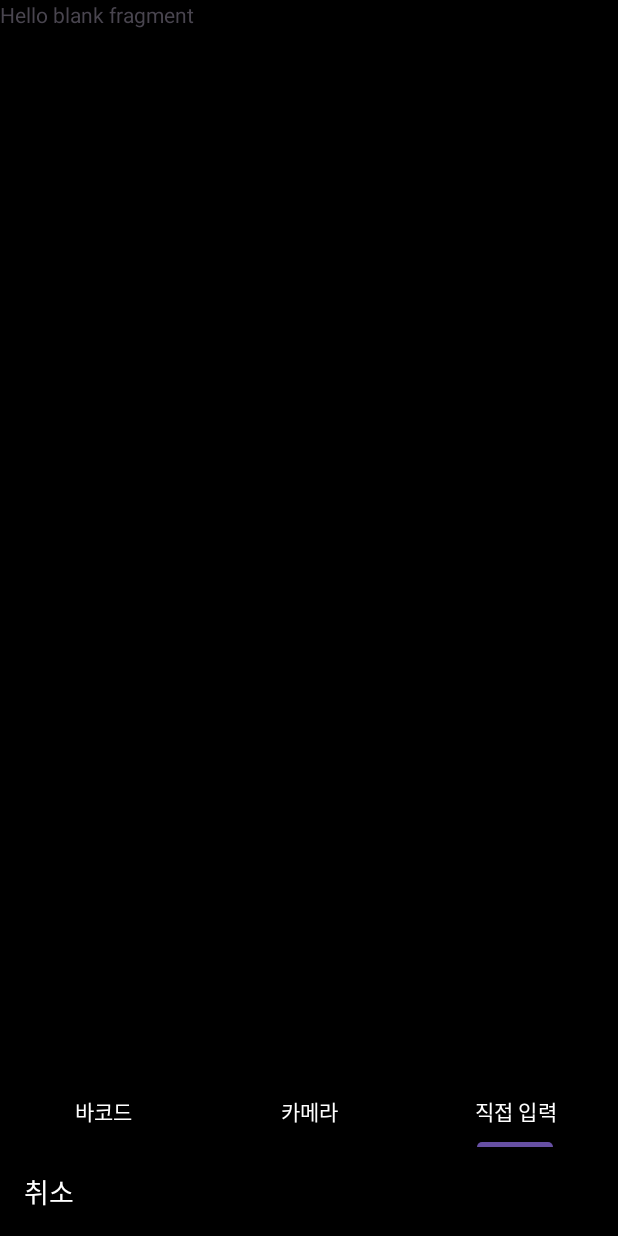
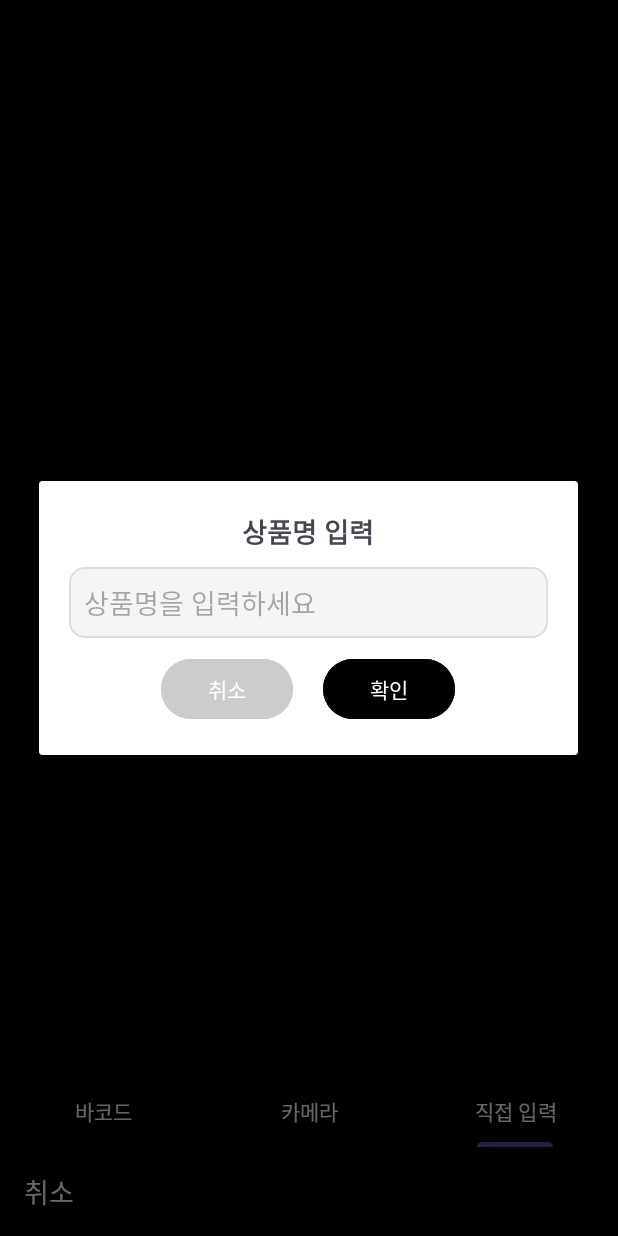
Before and after one commit to JHTek/capstone-2025-MyFridge, an Android app: the BarcodeFragment screen opened directly, with no data from a screen before it, item 3 of the bottom bar chosen, on a phone screen of 412 x 824 dp. Run offline under Robolectric (Android 15) with nearby library versions, the phone set to English and light mode, and no system bars.

Commit message:
직접입력 추가

```diff
--- a/app/src/main/java/com/example/refrigeratormanager/BarcodeFragment.kt
+++ b/app/src/main/java/com/example/refrigeratormanager/BarcodeFragment.kt
@@ -1,59 +1,30 @@
 package com.example.refrigeratormanager
 
 import android.os.Bundle
-import androidx.fragment.app.Fragment
 import android.view.LayoutInflater
+import android.view.SurfaceHolder
+import android.view.SurfaceView
 import android.view.View
 import android.view.ViewGroup
+import androidx.fragment.app.Fragment
+import com.example.refrigeratormanager.databinding.FragmentBarcodeBinding
 
-// TODO: Rename parameter arguments, choose names that match
-// the fragment initialization parameters, e.g. ARG_ITEM_NUMBER
-private const val ARG_PARAM1 = "param1"
-private const val ARG_PARAM2 = "param2"
+class BarcodeFragment : Fragment() {
+    private lateinit var binding: FragmentBarcodeBinding
 
-/**
- * A simple [Fragment] subclass.
- * Use the [BarcodeFragment.newInstance] factory method to
- * create an instance of this fragment.
- */
-class BarcodeFragment : Fragment() {
-    // TODO: Rename and change types of parameters
-    private var param1: String? = null
-    private var param2: String? = null
+    override fun onCreateView(inflater: LayoutInflater, container: ViewGroup?, savedInstanceState: Bundle?): View {
+        binding = FragmentBarcodeBinding.inflate(inflater, container, false)
 
-    override fun onCreate(savedInstanceState: Bundle?) {
-        super.onCreate(savedInstanceState)
-        arguments?.let {
-            param1 = it.getString(ARG_PARAM1)
-            param2 = it.getString(ARG_PARAM2)
-        }
-    }
+        // 카메라 미리보기만 표시
+        val surfaceView: SurfaceView = binding.cameraPreview
+        surfaceView.holder.addCallback(object : SurfaceHolder.Callback {
+            override fun surfaceCreated(holder: SurfaceHolder) {
+                // 카메라 미리보기 로직
+            }
 
-    override fun onCreateView(
-        inflater: LayoutInflater, container: ViewGroup?,
-        savedInstanceState: Bundle?
-    ): View? {
-        // Inflate the layout for this fragment
-        return inflater.inflate(R.layout.fragment_barcode, container, false)
-    }
-
-    companion object {
-        /**
-         * Use this factory method to create a new instance of
-         * this fragment using the provided parameters.
-         *
-         * @param param1 Parameter 1.
-         * @param param2 Parameter 2.
-         * @return A new instance of fragment BarcodeFragment.
-         */
-        // TODO: Rename and change types and number of parameters
-        @JvmStatic
-        fun newInstance(param1: String, param2: String) =
-            BarcodeFragment().apply {
-                arguments = Bundle().apply {
-                    putString(ARG_PARAM1, param1)
-                    putString(ARG_PARAM2, param2)
-                }
-            }
+            override fun surfaceChanged(holder: SurfaceHolder, format: Int, width: Int, height: Int) {}
+            override fun surfaceDestroyed(holder: SurfaceHolder) {}
+        })
+        return binding.root
     }
 }
--- a/app/src/main/java/com/example/refrigeratormanager/CameraActivity.kt
+++ b/app/src/main/java/com/example/refrigeratormanager/CameraActivity.kt
@@ -6,25 +6,26 @@ import android.widget.TextView
 import androidx.activity.enableEdgeToEdge
 import androidx.appcompat.app.AppCompatActivity
 import androidx.viewpager2.widget.ViewPager2
+import com.example.refrigeratormanager.databinding.ActivityCameraBinding
 import com.google.android.material.tabs.TabLayout
 import com.google.android.material.tabs.TabLayoutMediator
 
-class CameraActivity : AppCompatActivity() {
+class CameraActivity : AppCompatActivity(), ManualInputFragment.ManualInputListener {
+
+    private lateinit var binding: ActivityCameraBinding
+    private var lastSelectedTab: Int = -1 // 마지막으로 선택된 탭 위치 저장
+
     override fun onCreate(savedInstanceState: Bundle?) {
         super.onCreate(savedInstanceState)
-        enableEdgeToEdge() // Edge-to-Edge 설정 추가
-        window.decorView.setBackgroundColor(Color.BLACK) // 배경 검정
-        setContentView(R.layout.activity_camera)
+        binding = ActivityCameraBinding.inflate(layoutInflater)
+        setContentView(binding.root)
 
-        val viewPager = findViewById<ViewPager2>(R.id.viewPager)
-        val tabLayout = findViewById<TabLayout>(R.id.tabLayout)
-        val cancelButton = findViewById<TextView>(R.id.tvCancel)
+        // ViewPager2 설정
+        val adapter = CameraPagerAdapter(this)
+        binding.viewPager.adapter = adapter
 
-        val adapter = CameraPagerAdapter(this)
-        viewPager.adapter = adapter
-
-        // TabLayout 연결
-        TabLayoutMediator(tabLayout, viewPager) { tab, position ->
+        // TabLayout과 ViewPager 연결
+        TabLayoutMediator(binding.tabLayout, binding.viewPager) { tab, position ->
             tab.text = when (position) {
                 0 -> "바코드"
                 1 -> "카메라"
@@ -33,9 +34,44 @@ class CameraActivity : AppCompatActivity() {
             }
         }.attach()
 
-        // 취소 버튼 클릭 시 액티비티 종료
-        cancelButton.setOnClickListener {
-            finish()
+        // 취소 버튼 클릭 이벤트 설정
+        binding.tvCancel.setOnClickListener {
+            finish() // 현재 Activity 종료
+        }
+
+        // 탭 선택 리스너 설정
+        binding.viewPager.registerOnPageChangeCallback(object : ViewPager2.OnPageChangeCallback() {
+            override fun onPageSelected(position: Int) {
+                super.onPageSelected(position)
+
+                if (position == 2 && lastSelectedTab != 2) { // 직접 입력 탭으로 이동할 때 실행
+                    showManualInputDialog()
+                }
+                lastSelectedTab = position
+            }
+        })
+    }
+
+    private fun showManualInputDialog() {
+        if (!supportFragmentManager.isStateSaved) { // Activity 상태가 저장되지 않았을 때만 실행
+            val existingDialog = supportFragmentManager.findFragmentByTag("ManualInputFragment")
+            if (existingDialog == null) {
+                val dialog = ManualInputFragment()
+                dialog.show(supportFragmentManager, "ManualInputFragment")
+            }
         }
     }
+
+    // ManualInputFragment에서 상품명을 입력받으면 ProductUploadFragment 실행
+    override fun onProductNameEntered(productName: String) {
+        showProductUploadDialog(productName)
+    }
+
+    private fun showProductUploadDialog(productName: String) {
+        val dialog = ProductUploadFragment()
+        val args = Bundle()
+        args.putString("productName", productName)
+        dialog.arguments = args
+        dialog.show(supportFragmentManager, "ProductUploadFragment")
+    }
 }
--- a/app/src/main/java/com/example/refrigeratormanager/CameraPagerAdapter.kt
+++ b/app/src/main/java/com/example/refrigeratormanager/CameraPagerAdapter.kt
@@ -8,13 +8,13 @@ import com.example.refrigeratormanager.CameraFragment
 import com.example.refrigeratormanager.ManualInputFragment
 
 class CameraPagerAdapter(activity: FragmentActivity) : FragmentStateAdapter(activity) {
-    override fun getItemCount(): Int = 3
+    override fun getItemCount(): Int = 3 // 바코드, 카메라, 직접 입력 총 3개
 
     override fun createFragment(position: Int): Fragment {
         return when (position) {
-            0 -> BarcodeFragment() // 바코드 스캔
-            1 -> CameraFragment()    // 카메라 촬영
-            2 -> ManualInputFragment()
+            0 -> BarcodeFragment() // 바코드 스캔 화면
+            1 -> CameraFragment()  // 카메라 촬영 화면
+            2 -> Fragment() // 직접 입력 화면은 다이얼로그로 대체
             else -> throw IllegalArgumentException("Invalid position")
         }
     }
--- a/app/src/main/java/com/example/refrigeratormanager/ManualInputFragment.kt
+++ b/app/src/main/java/com/example/refrigeratormanager/ManualInputFragment.kt
@@ -1,59 +1,61 @@
 package com.example.refrigeratormanager
 
+import android.app.AlertDialog
+import android.app.Dialog
+import android.content.Context
 import android.os.Bundle
 import androidx.fragment.app.Fragment
 import android.view.LayoutInflater
 import android.view.View
 import android.view.ViewGroup
+import android.widget.Toast
+import androidx.fragment.app.DialogFragment
+import com.example.refrigeratormanager.databinding.FragmentManualInputBinding
 
-// TODO: Rename parameter arguments, choose names that match
-// the fragment initialization parameters, e.g. ARG_ITEM_NUMBER
-private const val ARG_PARAM1 = "param1"
-private const val ARG_PARAM2 = "param2"
+class ManualInputFragment : DialogFragment() {
 
-/**
- * A simple [Fragment] subclass.
- * Use the [ManualInputFragment.newInstance] factory method to
- * create an instance of this fragment.
- */
-class ManualInputFragment : Fragment() {
-    // TODO: Rename and change types of parameters
-    private var param1: String? = null
-    private var param2: String? = null
+    private var _binding: FragmentManualInputBinding? = null
+    private val binding get() = _binding!!
 
-    override fun onCreate(savedInstanceState: Bundle?) {
-        super.onCreate(savedInstanceState)
-        arguments?.let {
-            param1 = it.getString(ARG_PARAM1)
-            param2 = it.getString(ARG_PARAM2)
+    interface ManualInputListener {
+        fun onProductNameEntered(productName: String)
+    }
+
+    private var listener: ManualInputListener? = null
+
+    override fun onAttach(context: Context) {
+        super.onAttach(context)
+        if (context is ManualInputListener) {
+            listener = context
         }
     }
 
-    override fun onCreateView(
-        inflater: LayoutInflater, container: ViewGroup?,
-        savedInstanceState: Bundle?
-    ): View? {
-        // Inflate the layout for this fragment
-        return inflater.inflate(R.layout.fragment_manual_input, container, false)
+    override fun onCreateDialog(savedInstanceState: Bundle?): Dialog {
+        _binding = FragmentManualInputBinding.inflate(LayoutInflater.from(context))
+
+        val dialog = AlertDialog.Builder(requireContext())
+            .setView(binding.root)
+            .create()
+
+        binding.btnConfirm.setOnClickListener {
+            val productName = binding.etProductName.text.toString().trim()
+            if (productName.isNotEmpty()) {
+                listener?.onProductNameEntered(productName) // 상품명 전달
+                dismiss()
+            } else {
+                Toast.makeText(requireContext(), "상품명을 입력하세요", Toast.LENGTH_SHORT).show()
+            }
+        }
+
+        binding.btnCancel.setOnClickListener {
+            dismiss()
+        }
+
+        return dialog
     }
 
-    companion object {
-        /**
-         * Use this factory method to create a new instance of
-         * this fragment using the provided parameters.
-         *
-         * @param param1 Parameter 1.
-         * @param param2 Parameter 2.
-         * @return A new instance of fragment ManualInputFragment.
-         */
-        // TODO: Rename and change types and number of parameters
-        @JvmStatic
-        fun newInstance(param1: String, param2: String) =
-            ManualInputFragment().apply {
-                arguments = Bundle().apply {
-                    putString(ARG_PARAM1, param1)
-                    putString(ARG_PARAM2, param2)
-                }
-            }
+    override fun onDestroyView() {
+        super.onDestroyView()
+        _binding = null
     }
 }
--- /dev/null
+++ b/app/src/main/res/drawable/dialog_background.xml
@@ -0,0 +1,4 @@
+<shape xmlns:android="http://schemas.android.com/apk/res/android" android:shape="rectangle">
+    <corners android:radius="20dp"/>
+    <solid android:color="@android:color/white"/>
+</shape>
--- /dev/null
+++ b/app/src/main/res/drawable/input_background.xml
@@ -0,0 +1,5 @@
+<shape xmlns:android="http://schemas.android.com/apk/res/android" android:shape="rectangle">
+    <solid android:color="#F5F5F5"/>
+    <corners android:radius="10dp"/>
+    <stroke android:width="1dp" android:color="#DDDDDD"/>
+</shape>
--- a/app/src/main/res/layout/fragment_manual_input.xml
+++ b/app/src/main/res/layout/fragment_manual_input.xml
@@ -1,14 +1,51 @@
 <?xml version="1.0" encoding="utf-8"?>
-<FrameLayout xmlns:android="http://schemas.android.com/apk/res/android"
-    xmlns:tools="http://schemas.android.com/tools"
+<LinearLayout xmlns:android="http://schemas.android.com/apk/res/android"
     android:layout_width="match_parent"
-    android:layout_height="match_parent"
-    tools:context=".ManualInputFragment">
+    android:layout_height="wrap_content"
+    android:orientation="vertical"
+    android:padding="20dp"
+    android:background="@drawable/dialog_background">
 
-    <!-- TODO: Update blank fragment layout -->
     <TextView
         android:layout_width="match_parent"
-        android:layout_height="match_parent"
-        android:text="@string/hello_blank_fragment" />
+        android:layout_height="wrap_content"
+        android:text="상품명 입력"
+        android:textSize="18sp"
+        android:textStyle="bold"
+        android:gravity="center"
+        android:paddingBottom="10dp"/>
 
-</FrameLayout>
+    <EditText
+        android:id="@+id/etProductName"
+        android:layout_width="match_parent"
+        android:layout_height="wrap_content"
+        android:hint="상품명을 입력하세요"
+        android:padding="10dp"
+        android:background="@drawable/input_background"/>
+
+    <LinearLayout
+        android:layout_width="match_parent"
+        android:layout_height="wrap_content"
+        android:orientation="horizontal"
+        android:gravity="center"
+        android:paddingTop="10dp">
+
+        <Button
+            android:id="@+id/btnCancel"
+            android:layout_width="wrap_content"
+            android:layout_height="wrap_content"
+            android:text="취소"
+            android:backgroundTint="#CCCCCC"/>
+
+        <Space
+            android:layout_width="20dp"
+            android:layout_height="wrap_content"/>
+
+        <Button
+            android:id="@+id/btnConfirm"
+            android:layout_width="wrap_content"
+            android:layout_height="wrap_content"
+            android:text="확인"
+            android:backgroundTint="@color/black"/>
+    </LinearLayout>
+</LinearLayout>
--- a/app/src/main/res/values/strings.xml
+++ b/app/src/main/res/values/strings.xml
@@ -4,6 +4,7 @@
     <string name="editPass_hint"><font size="14">8~15자 영문/숫자 조합으로 입력</font></string>
     <string name="editNick_hint"><font size="14">한글로입력</font></string>
     <string name="editPhone_hint"><font size="14">-제외 휴대폰 번호</font></string>
+    <string name="refrigerator_prompt">냉장고를 선택하세요</string>
     <!-- TODO: Remove or change this placeholder text -->
     <string name="hello_blank_fragment">Hello blank fragment</string>
 </resources>
```
Also changed, not shown: app/src/main/java/com/example/refrigeratormanager/ProductUploadFragment.kt (added, +117 -0 lines), app/src/main/res/layout/fragment_product_upload.xml (added, +142 -0 lines).
